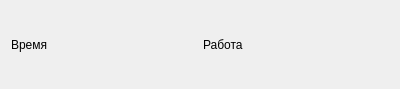
Qt form Client/Form Menu/Employee/itemworkhotel.ui (Golfriman/Control_Data) before a commit.
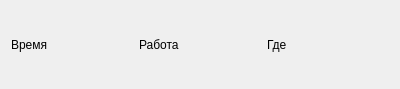
The same form after that commit.

Diff of the .ui file:
```diff
--- a/Client/Form Menu/Employee/itemworkhotel.ui
+++ b/Client/Form Menu/Employee/itemworkhotel.ui
@@ -30,6 +30,13 @@
        </property>
       </widget>
      </item>
+     <item>
+      <widget class="QLabel" name="room">
+       <property name="text">
+        <string>Где</string>
+       </property>
+      </widget>
+     </item>
     </layout>
    </item>
   </layout>
```
